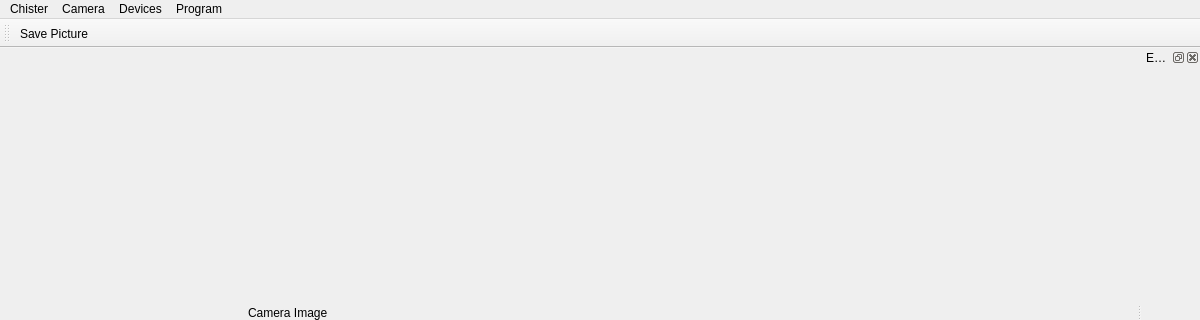
Old version of the form src/mainwindow.ui in the repository kkrizka/chister; both pictures show x 0 to 1200 and y 0 to 320 of the 1200 by 600 pixel window.
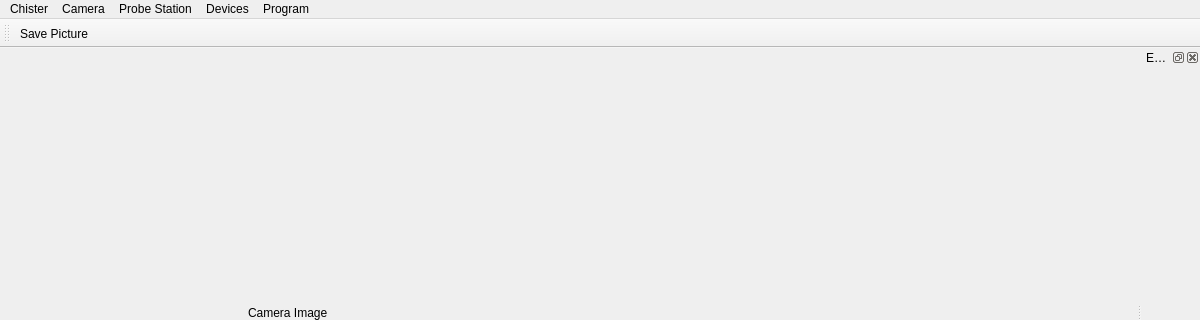
New version of the form.

What changed in the file:
```diff
--- a/src/mainwindow.ui
+++ b/src/mainwindow.ui
@@ -94,7 +94,7 @@
      <x>0</x>
      <y>0</y>
      <width>1200</width>
-     <height>21</height>
+     <height>28</height>
     </rect>
    </property>
    <widget class="QMenu" name="menuChister">
@@ -124,8 +124,16 @@
     </property>
     <addaction name="actionSavePicture"/>
    </widget>
+   <widget class="QMenu" name="menuProbe_Station">
+    <property name="title">
+     <string>Probe Station</string>
+    </property>
+    <addaction name="actionMoveTo"/>
+    <addaction name="actionECS02SerialConsole"/>
+   </widget>
    <addaction name="menuChister"/>
    <addaction name="menuCamera"/>
+   <addaction name="menuProbe_Station"/>
    <addaction name="menuStage"/>
    <addaction name="menuProgram"/>
   </widget>
```
Left out of the diff: 14 changed lines with no effect on the pictures.
